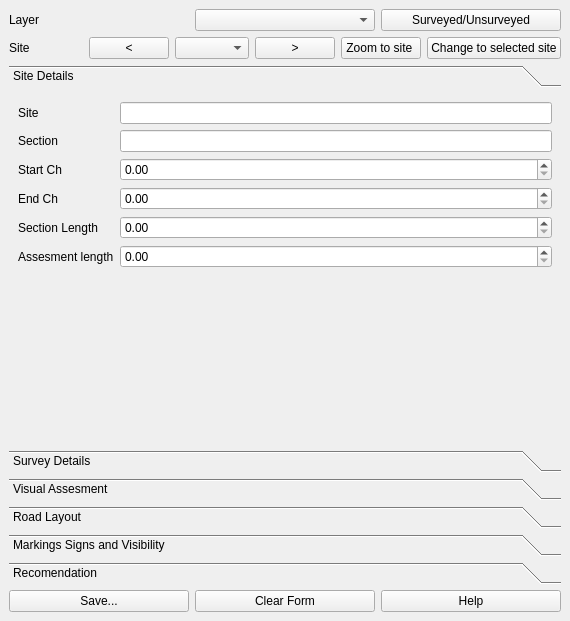
First picture: the form in ssir_generator_dockwidget_base.ui, repository Drew973/ssir_generator_qgis3, before the edit.
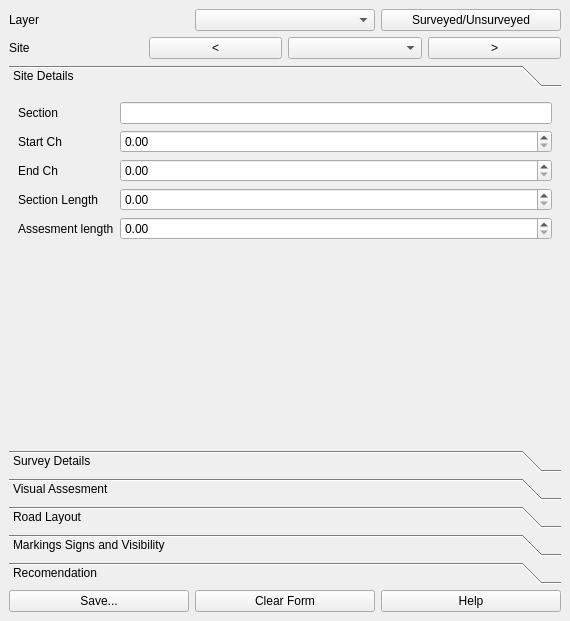
Second picture: the form after the edit. Custom widgets are drawn as their Qt base class.

The edit to the form file:
```diff
--- a/ssir_generator_dockwidget_base.ui
+++ b/ssir_generator_dockwidget_base.ui
@@ -66,7 +66,7 @@
        </widget>
       </item>
       <item>
-       <widget class="QComboBox" name="site_box">
+       <widget class="searchableComboBox" name="siteBox">
         <property name="toolTip">
          <string>&lt;html&gt;&lt;head/&gt;&lt;body&gt;&lt;p&gt;Change this to change site. WILL LOSE ANY UNSAVED CHANGES TO FORM.&lt;/p&gt;&lt;/body&gt;&lt;/html&gt;</string>
         </property>
@@ -82,26 +82,6 @@
         </property>
        </widget>
       </item>
-      <item>
-       <widget class="QPushButton" name="zoom_button">
-        <property name="toolTip">
-         <string>&lt;html&gt;&lt;head/&gt;&lt;body&gt;&lt;p&gt;zoom map to site&lt;/p&gt;&lt;/body&gt;&lt;/html&gt;</string>
-        </property>
-        <property name="text">
-         <string>Zoom to site </string>
-        </property>
-       </widget>
-      </item>
-      <item>
-       <widget class="QPushButton" name="from_selected_button">
-        <property name="toolTip">
-         <string>&lt;html&gt;&lt;head/&gt;&lt;body&gt;&lt;p&gt;Change site to selected feature of layer. Will lose any unsaved changes to form.&lt;/p&gt;&lt;/body&gt;&lt;/html&gt;</string>
-        </property>
-        <property name="text">
-         <string>Change to selected site</string>
-        </property>
-       </widget>
-      </item>
      </layout>
     </item>
     <item>
@@ -117,7 +97,7 @@
            <x>0</x>
            <y>0</y>
            <width>550</width>
-           <height>310</height>
+           <height>316</height>
           </rect>
          </property>
          <attribute name="label">
@@ -125,75 +105,65 @@
          </attribute>
          <layout class="QFormLayout" name="formLayout_6">
           <item row="0" column="0">
-           <widget class="QLabel" name="site_label">
-            <property name="text">
-             <string>Site</string>
-            </property>
-           </widget>
-          </item>
-          <item row="0" column="1">
-           <widget class="QLineEdit" name="site"/>
-          </item>
-          <item row="1" column="0">
            <widget class="QLabel" name="label_2">
             <property name="text">
              <string>Section</string>
             </property>
            </widget>
           </item>
-          <item row="1" column="1">
+          <item row="0" column="1">
            <widget class="QLineEdit" name="section"/>
           </item>
-          <item row="2" column="0">
+          <item row="1" column="0">
            <widget class="QLabel" name="label_3">
             <property name="text">
              <string>Start Ch</string>
             </property>
            </widget>
           </item>
-          <item row="2" column="1">
+          <item row="1" column="1">
            <widget class="QDoubleSpinBox" name="start_ch">
             <property name="maximum">
              <double>99999.000000000000000</double>
             </property>
            </widget>
           </item>
-          <item row="3" column="0">
+          <item row="2" column="0">
            <widget class="QLabel" name="label_4">
             <property name="text">
              <string>End Ch</string>
             </property>
            </widget>
           </item>
-          <item row="3" column="1">
+          <item row="2" column="1">
            <widget class="QDoubleSpinBox" name="end_ch">
             <property name="maximum">
              <double>99999.000000000000000</double>
             </property>
            </widget>
           </item>
-          <item row="4" column="0">
+          <item row="3" column="0">
            <widget class="QLabel" name="label_5">
             <property name="text">
              <string>Section Length</string>
             </property>
            </widget>
           </item>
-          <item row="4" column="1">
+          <item row="3" column="1">
            <widget class="QDoubleSpinBox" name="section_length">
             <property name="maximum">
              <double>99999.000000000000000</double>
             </property>
            </widget>
           </item>
-          <item row="5" column="0">
+          <item row="4" column="0">
            <widget class="QLabel" name="label_6">
             <property name="text">
              <string>Assesment length</string>
             </property>
            </widget>
           </item>
-          <item row="5" column="1">
+          <item row="4" column="1">
            <widget class="QDoubleSpinBox" name="assesment_length">
             <property name="maximum">
              <double>99999.000000000000000</double>
@@ -808,6 +778,11 @@
    <extends>QComboBox</extends>
    <header>qgis.gui</header>
   </customwidget>
+  <customwidget>
+   <class>searchableComboBox</class>
+   <extends>QComboBox</extends>
+   <header>searchableComboBox</header>
+  </customwidget>
  </customwidgets>
  <resources/>
  <connections/>
```
Left out of the diff: 26 changed lines with no effect on the pictures.
